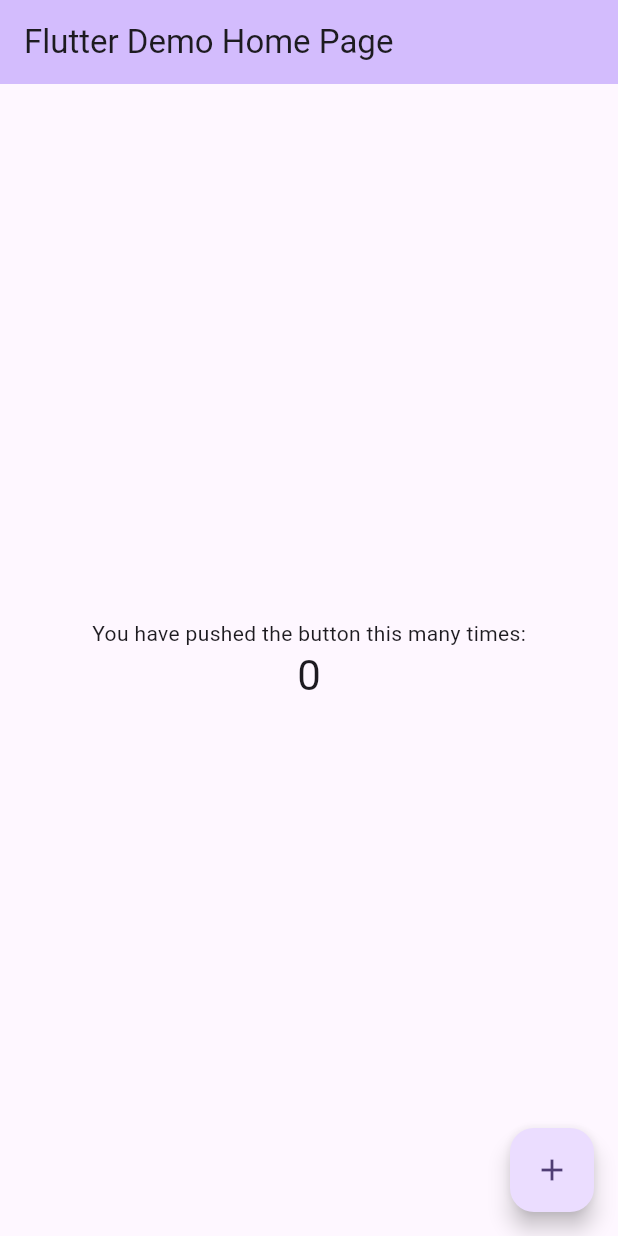
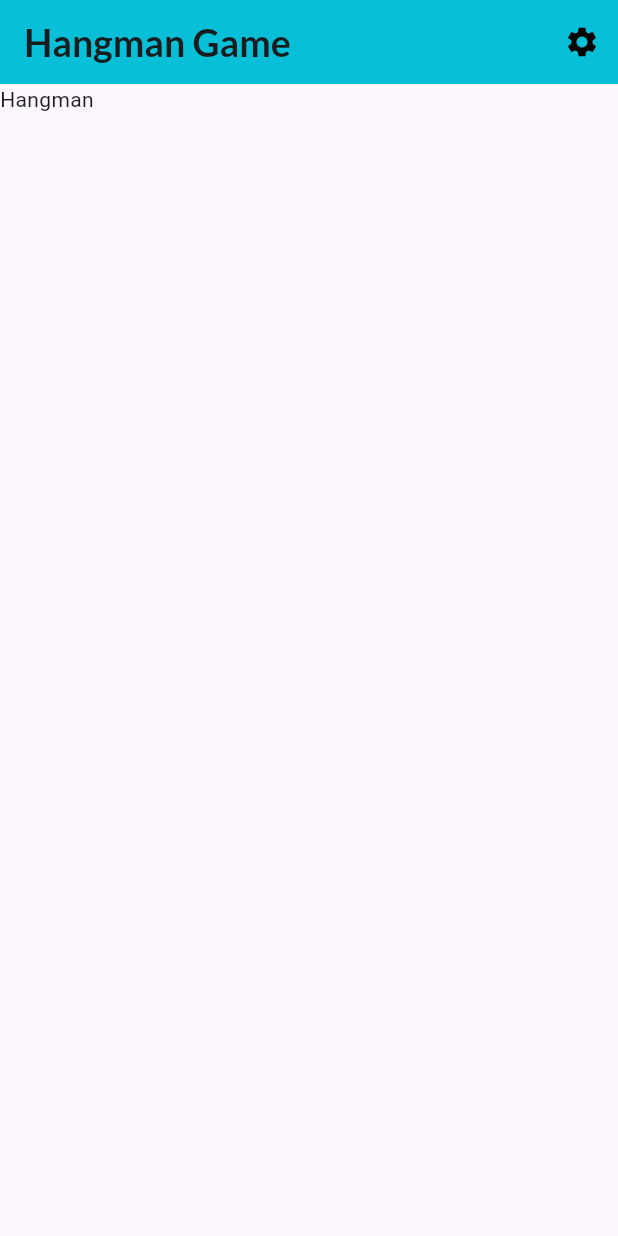
Before and after one commit to turek979/hangman, a Flutter app: the screen it shows after launch, on a phone screen of 412 x 824 dp. Run offline on Flutter 3.47's test engine with Material 3 defaults, Android fonts, the phone set to English and light mode, and no system bars; our stand-ins replace google_fonts.

Commit message:
add appbar and set grounds for a project

```diff
--- a/lib/main.dart
+++ b/lib/main.dart
@@ -1,125 +1,15 @@
-import 'package:flutter/material.dart';
+import "package:flutter/material.dart";
+import "package:hangman/views/home_view.dart";
+
+var kColorScheme = ColorScheme.fromSeed(
+  seedColor: const Color.fromARGB(255, 7, 192, 216),
+);
 
 void main() {
-  runApp(const MyApp());
+  runApp(
+    MaterialApp(
+      theme: ThemeData().copyWith(colorScheme: kColorScheme),
+      home: const HomeView(),
+    ),
+  );
 }
-
-class MyApp extends StatelessWidget {
-  const MyApp({super.key});
-
-  // This widget is the root of your application.
-  @override
-  Widget build(BuildContext context) {
-    return MaterialApp(
-      title: 'Flutter Demo',
-      theme: ThemeData(
-        // This is the theme of your application.
-        //
-        // TRY THIS: Try running your application with "flutter run". You'll see
-        // the application has a purple toolbar. Then, without quitting the app,
-        // try changing the seedColor in the colorScheme below to Colors.green
-        // and then invoke "hot reload" (save your changes or press the "hot
-        // reload" button in a Flutter-supported IDE, or press "r" if you used
-        // the command line to start the app).
-        //
-        // Notice that the counter didn't reset back to zero; the application
-        // state is not lost during the reload. To reset the state, use hot
-        // restart instead.
-        //
-        // This works for code too, not just values: Most code changes can be
-        // tested with just a hot reload.
-        colorScheme: ColorScheme.fromSeed(seedColor: Colors.deepPurple),
-        useMaterial3: true,
-      ),
-      home: const MyHomePage(title: 'Flutter Demo Home Page'),
-    );
-  }
-}
-
-class MyHomePage extends StatefulWidget {
-  const MyHomePage({super.key, required this.title});
-
-  // This widget is the home page of your application. It is stateful, meaning
-  // that it has a State object (defined below) that contains fields that affect
-  // how it looks.
-
-  // This class is the configuration for the state. It holds the values (in this
-  // case the title) provided by the parent (in this case the App widget) and
-  // used by the build method of the State. Fields in a Widget subclass are
-  // always marked "final".
-
-  final String title;
-
-  @override
-  State<MyHomePage> createState() => _MyHomePageState();
-}
-
-class _MyHomePageState extends State<MyHomePage> {
-  int _counter = 0;
-
-  void _incrementCounter() {
-    setState(() {
-      // This call to setState tells the Flutter framework that something has
-      // changed in this State, which causes it to rerun the build method below
-      // so that the display can reflect the updated values. If we changed
-      // _counter without calling setState(), then the build method would not be
-      // called again, and so nothing would appear to happen.
-      _counter++;
-    });
-  }
-
-  @override
-  Widget build(BuildContext context) {
-    // This method is rerun every time setState is called, for instance as done
-    // by the _incrementCounter method above.
-    //
-    // The Flutter framework has been optimized to make rerunning build methods
-    // fast, so that you can just rebuild anything that needs updating rather
-    // than having to individually change instances of widgets.
-    return Scaffold(
-      appBar: AppBar(
-        // TRY THIS: Try changing the color here to a specific color (to
-        // Colors.amber, perhaps?) and trigger a hot reload to see the AppBar
-        // change color while the other colors stay the same.
-        backgroundColor: Theme.of(context).colorScheme.inversePrimary,
-        // Here we take the value from the MyHomePage object that was created by
-        // the App.build method, and use it to set our appbar title.
-        title: Text(widget.title),
-      ),
-      body: Center(
-        // Center is a layout widget. It takes a single child and positions it
-        // in the middle of the parent.
-        child: Column(
-          // Column is also a layout widget. It takes a list of children and
-          // arranges them vertically. By default, it sizes itself to fit its
-          // children horizontally, and tries to be as tall as its parent.
-          //
-          // Column has various properties to control how it sizes itself and
-          // how it positions its children. Here we use mainAxisAlignment to
-          // center the children vertically; the main axis here is the vertical
-          // axis because Columns are vertical (the cross axis would be
-          // horizontal).
-          //
-          // TRY THIS: Invoke "debug painting" (choose the "Toggle Debug Paint"
-          // action in the IDE, or press "p" in the console), to see the
-          // wireframe for each widget.
-          mainAxisAlignment: MainAxisAlignment.center,
-          children: <Widget>[
-            const Text(
-              'You have pushed the button this many times:',
-            ),
-            Text(
-              '$_counter',
-              style: Theme.of(context).textTheme.headlineMedium,
-            ),
-          ],
-        ),
-      ),
-      floatingActionButton: FloatingActionButton(
-        onPressed: _incrementCounter,
-        tooltip: 'Increment',
-        child: const Icon(Icons.add),
-      ), // This trailing comma makes auto-formatting nicer for build methods.
-    );
-  }
-}
--- /dev/null
+++ b/lib/views/home_view.dart
@@ -0,0 +1,38 @@
+import "package:flutter/material.dart";
+import "package:google_fonts/google_fonts.dart";
+
+class HomeView extends StatelessWidget {
+  const HomeView({super.key});
+
+  @override
+  Widget build(BuildContext context) {
+    return Scaffold(
+        appBar: AppBar(
+          backgroundColor: const Color.fromARGB(255, 7, 192, 216),
+          title: Text(
+            'Hangman Game',
+            style: GoogleFonts.lato(
+              textStyle:
+                  const TextStyle(fontSize: 25, fontWeight: FontWeight.bold),
+            ),
+          ),
+          actions: <Widget>[
+            IconButton(
+              icon: const Icon(
+                Icons.settings,
+                color: Colors.black,
+              ),
+              tooltip: 'Settings',
+              onPressed: () {},
+            ),
+          ],
+        ),
+        body: const SafeArea(
+          child: Column(
+            children: [
+              Text('Hangman'),
+            ],
+          ),
+        ));
+  }
+}
--- a/pubspec.yaml
+++ b/pubspec.yaml
@@ -35,6 +35,7 @@ dependencies:
   # The following adds the Cupertino Icons font to your application.
   # Use with the CupertinoIcons class for iOS style icons.
   cupertino_icons: ^1.0.6
+  google_fonts: ^6.2.1
 
 dev_dependencies:
   flutter_test:
```
Also changed, not shown: pubspec.lock, 2 other files.
